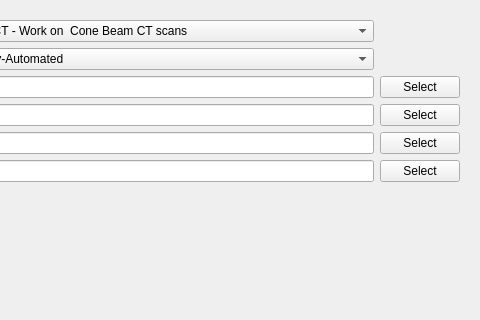
Qt form ASO/Resources/UI/ASO.ui (lucanchling/ASO) before a commit; both pictures show x 189 to 669 and y 0 to 320 of the 669 by 872 pixel window.
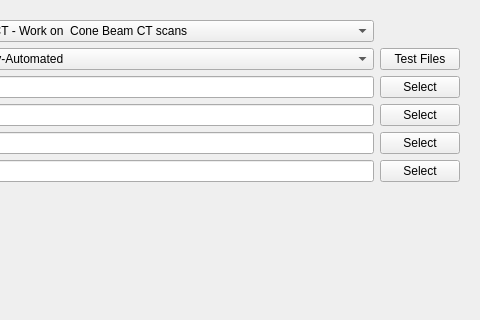
The same form after that commit. Custom widgets are drawn as their Qt base class.

Commit message: ENH: TestFile Button

The edit to the form file:
```diff
--- a/ASO/Resources/UI/ASO.ui
+++ b/ASO/Resources/UI/ASO.ui
@@ -123,6 +123,13 @@
               </property>
              </widget>
             </item>
+            <item>
+             <widget class="QPushButton" name="ButtonTestFiles">
+              <property name="text">
+               <string>Test Files</string>
+              </property>
+             </widget>
+            </item>
             <item>
              <widget class="QPushButton" name="ButtonSearchScanLmFolder">
               <property name="text">
```
The commit also changes 1 other file.
